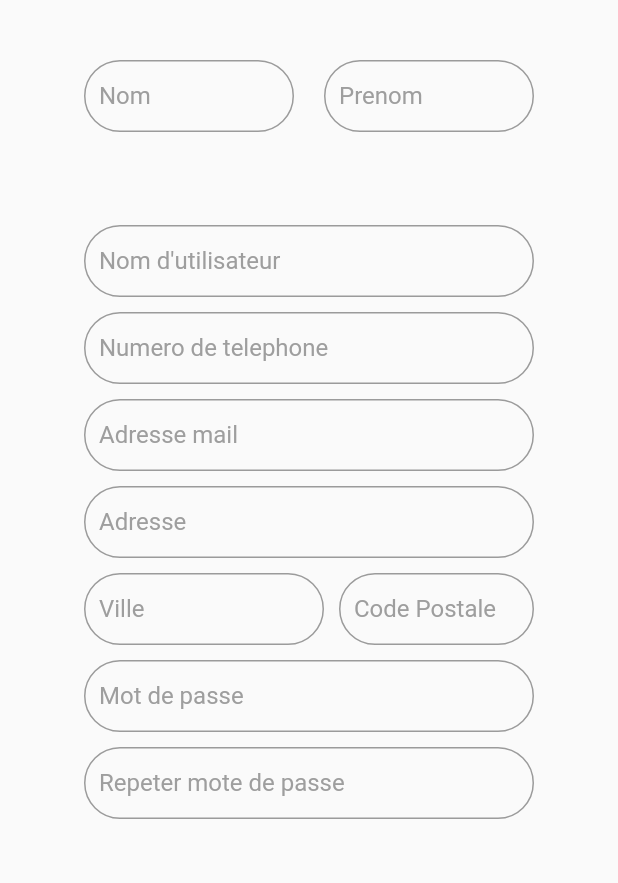
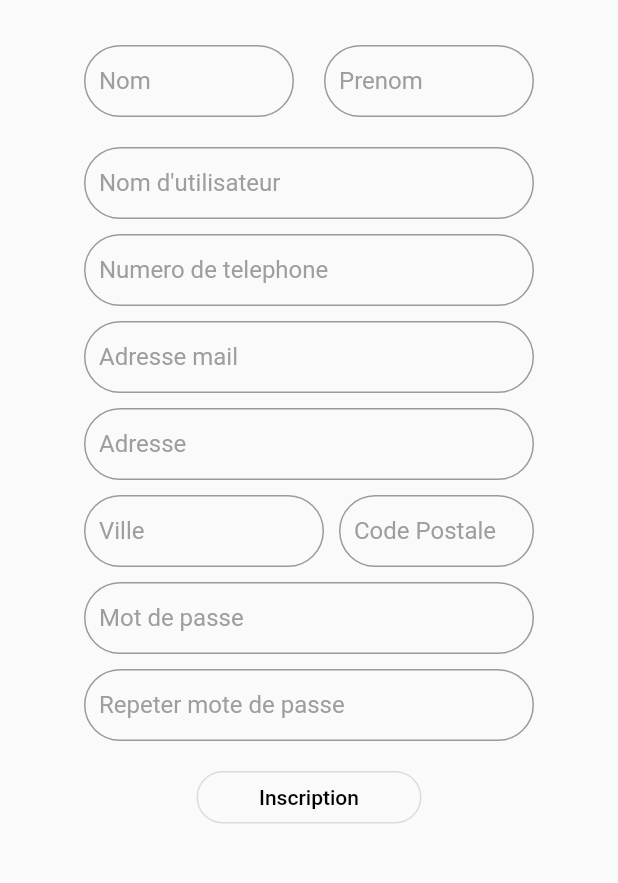
Before and after one commit to fayssalmechmeche/Projet-Work-r, a Flutter app: the RegisterPage screen opened by its route, on a phone screen of 412 x 824 dp, the part 309-1192 px from its top. Run offline on Flutter 3.47's test engine with Material 2 defaults, Android fonts, the phone set to English and light mode, and no system bars; our stand-ins replace google_nav_bar.

Commit message:
Update register.dart

```diff
--- a/lib/view/Register/register.dart
+++ b/lib/view/Register/register.dart
@@ -31,12 +31,13 @@ class _RegisterPageState extends State<RegisterPage> {
           child: Column(
         children: <Widget>[
           Container(
+            padding: EdgeInsets.only(bottom: 10),
             width: 150,
-            height: 150,
+            height: 160,
             child: Image.asset("assets/logo.png"),
           ),
           SizedBox(
-            height: 550,
+            height: 540,
             child: ListView(
               shrinkWrap: true,
               children: [
@@ -44,9 +45,8 @@ class _RegisterPageState extends State<RegisterPage> {
                   mainAxisAlignment: MainAxisAlignment.center,
                   children: [
                     Container(
-                      padding: const EdgeInsets.only(top: 40, right: 10),
+                      padding: const EdgeInsets.only(top: 20, right: 10),
                       width: 150,
-                      height: 150,
                       child: TextFormField(
                         cursorColor: Colors.grey,
                         controller: firstnameController,
@@ -66,9 +66,8 @@ class _RegisterPageState extends State<RegisterPage> {
                       ),
                     ),
                     Container(
-                      padding: const EdgeInsets.only(top: 40, left: 10),
+                      padding: const EdgeInsets.only(top: 20, left: 10),
                       width: 150,
-                      height: 150,
                       child: TextFormField(
                         cursorColor: Colors.grey,
                         controller: nameController,
@@ -92,7 +91,7 @@ class _RegisterPageState extends State<RegisterPage> {
                 Column(
                   children: [
                     Container(
-                      padding: const EdgeInsets.only(top: 0),
+                      padding: const EdgeInsets.only(top: 20),
                       width: 300,
                       child: TextFormField(
                         controller: adressController,
@@ -252,9 +251,9 @@ class _RegisterPageState extends State<RegisterPage> {
                       ),
                     ),
                     Container(
-                        padding: const EdgeInsets.only(top: 40),
+                        padding: const EdgeInsets.only(top: 20),
                         width: 150,
-                        height: 75,
+                        height: 55,
                         child: OutlinedButton(
                           onPressed: () async => {
                             if (await NodeJSManager.createUser(
```
